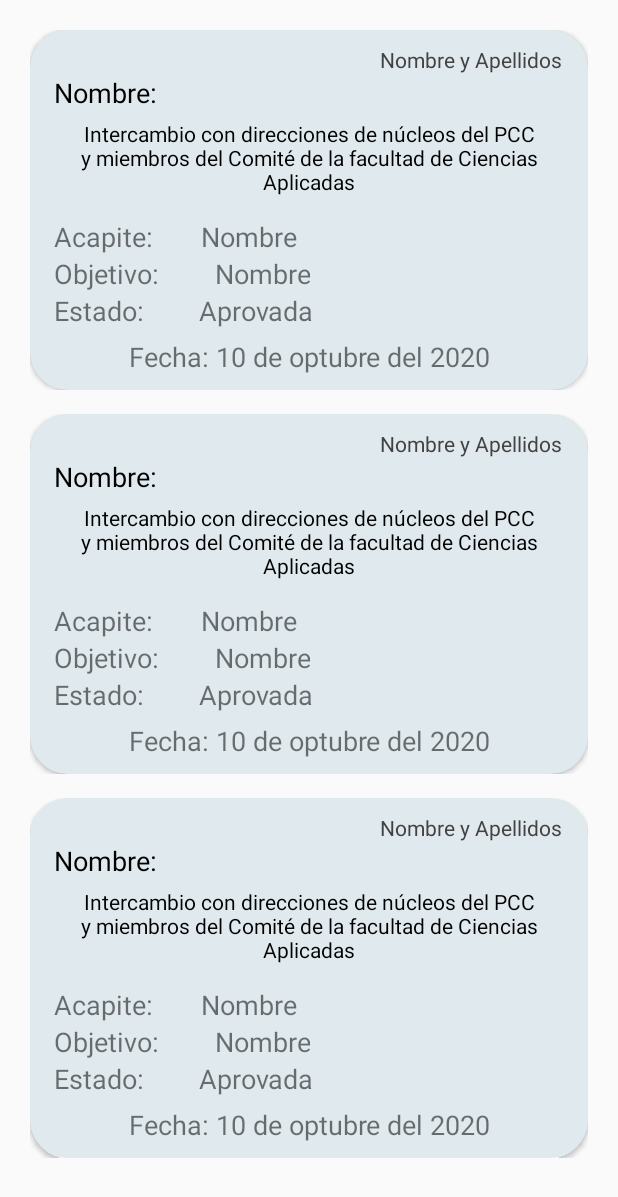
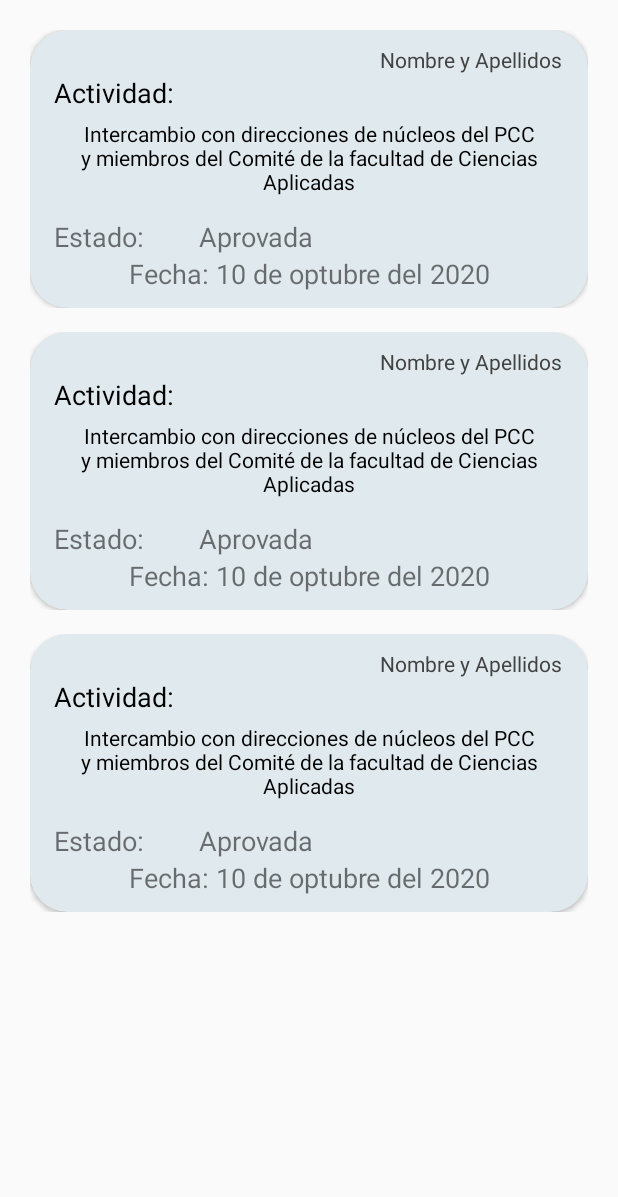
Before and after one commit to frc90/PlannerApk_Kotlin, an Android app: the layout activity_response.xml on its own in the app's theme, with its tools: preview values and no code run, on a phone screen of 412 x 824 dp. Shown: the top 1197 px of the screen. Run offline under Robolectric (Android 15) with nearby library versions, the phone set to English and light mode, and no system bars.

Commit message:
Arreglando detalles

```diff
--- a/app/src/main/res/layout/activity_response.xml
+++ b/app/src/main/res/layout/activity_response.xml
@@ -13,5 +13,5 @@
         android:id="@+id/rv_response_activity"
         android:layout_width="match_parent"
         android:layout_height="match_parent"
-        tools:listitem="@layout/card_activities" />
+        tools:listitem="@layout/card_result" />
 </LinearLayout>
--- a/app/src/main/res/layout/card_activities.xml
+++ b/app/src/main/res/layout/card_result.xml
@@ -11,7 +11,7 @@
 
     <androidx.cardview.widget.CardView
         android:layout_width="match_parent"
-        android:layout_height="240dp"
+        android:layout_height="185dp"
         android:clickable="true"
         android:focusable="true"
         android:foreground="?android:attr/selectableItemBackground"
@@ -58,7 +58,7 @@
                     android:gravity="left"
                     android:paddingLeft="16dp"
                     android:paddingRight="16dp"
-                    android:text="Nombre:"
+                    android:text="Actividad:"
                     android:textColor="@color/design_default_color_on_secondary"
                     android:textSize="18sp" />
 
@@ -79,53 +79,8 @@
 
             <LinearLayout
                 android:layout_width="match_parent"
-                android:layout_height="80dp"
+                android:layout_height="wrap_content"
                 android:orientation="vertical">
-
-                <LinearLayout
-                    android:layout_width="match_parent"
-                    android:layout_height="wrap_content"
-                    android:orientation="horizontal">
-
-                    <TextView
-                        android:layout_width="wrap_content"
-                        android:layout_height="wrap_content"
-                        android:paddingLeft="16dp"
-                        android:paddingRight="16dp"
-                        android:text="Acapite:"
-                        android:textSize="18sp" />
-                    <TextView
-                        android:id="@+id/tv_acapite_name"
-                        android:layout_width="wrap_content"
-                        android:layout_height="wrap_content"
-                        android:paddingLeft="16dp"
-                        android:paddingRight="16dp"
-                        android:text="Nombre"
-                        android:textSize="18sp" />
-                </LinearLayout>
-
-                <LinearLayout
-                    android:layout_width="match_parent"
-                    android:layout_height="wrap_content"
-                    android:orientation="horizontal">
-
-                    <TextView
-                        android:layout_width="wrap_content"
-                        android:layout_height="wrap_content"
-                        android:paddingLeft="16dp"
-                        android:paddingRight="16dp"
-                        android:text="Objetivo: "
-                        android:textSize="18sp" />
-                    <TextView
-                        android:id="@+id/tv_goal_name"
-                        android:layout_width="wrap_content"
-                        android:layout_height="wrap_content"
-                        android:paddingLeft="16dp"
-                        android:paddingRight="16dp"
-                        android:gravity="right"
-                        android:text="Nombre"
-                        android:textSize="18sp" />
-                </LinearLayout>
 
                 <LinearLayout
                     android:layout_width="match_parent"
```
Also changed, not shown: app/src/main/java/com/frc90/plannerapk_kotlin/adapter/ResultsAdapter.kt (renamed from app/src/main/java/com/frc90/plannerapk_kotlin/adapter/CurrentMonthAdapter.kt, +7 -14 lines), app/src/main/java/com/frc90/plannerapk_kotlin/view/ResponseActivity.kt (+7 -7 lines).
